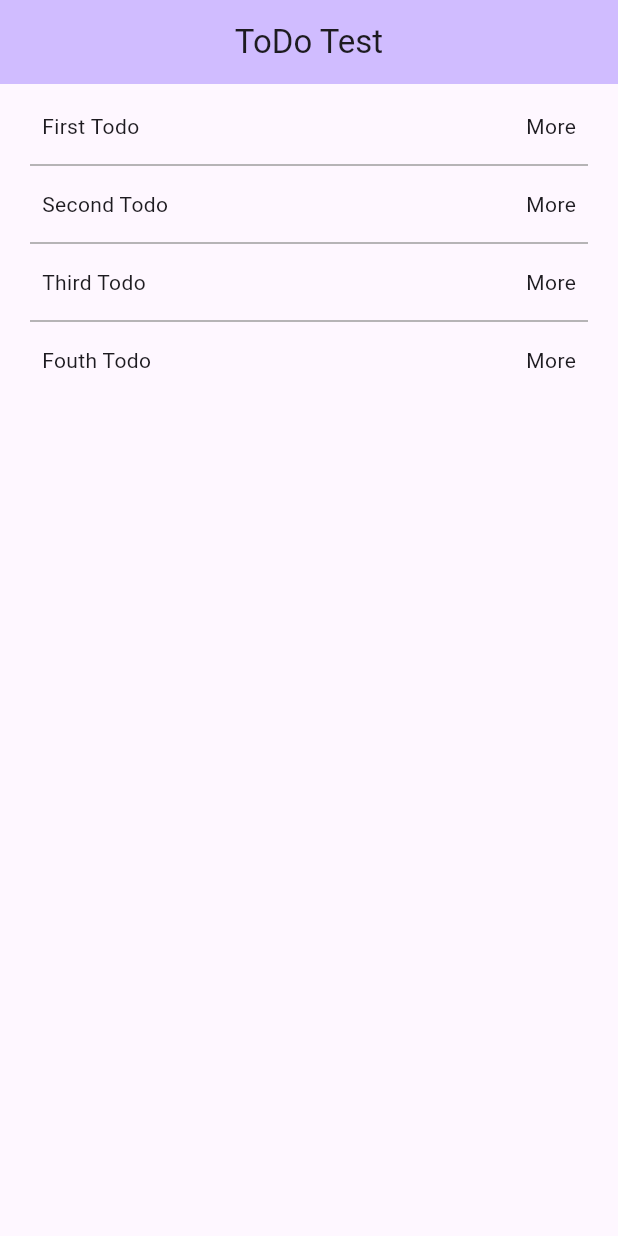
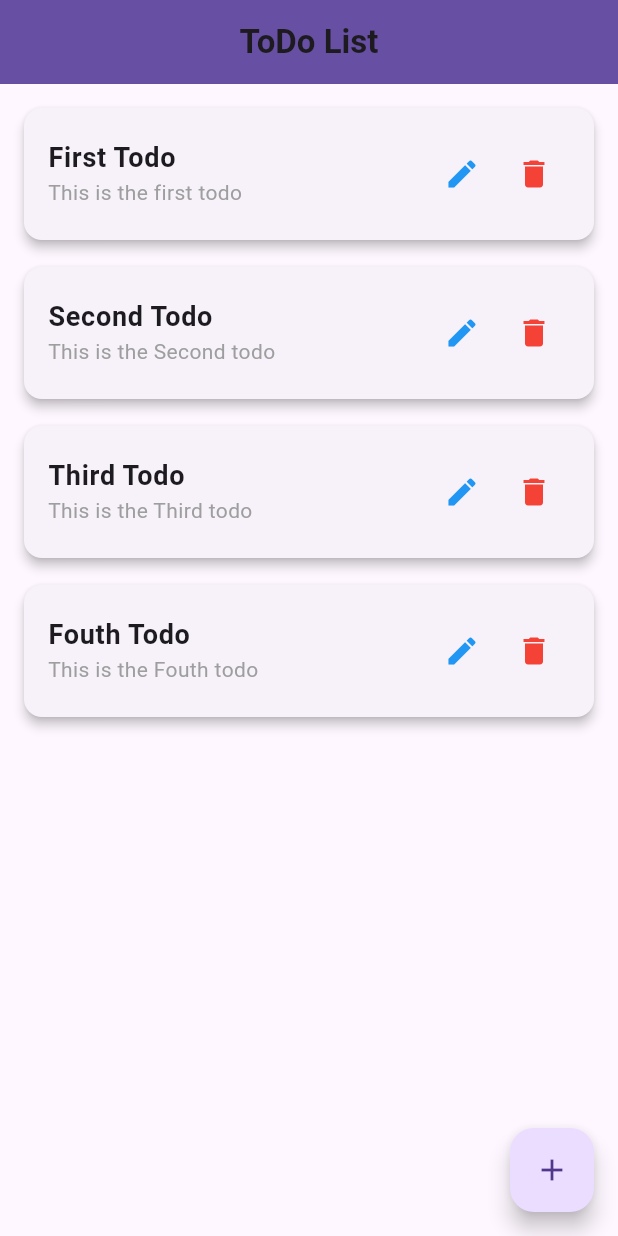
Before and after one commit to moseskamira/todo, a Flutter app: the screen it shows after launch, on a phone screen of 412 x 824 dp. Run offline on Flutter 3.47's test engine with Material 3 defaults, Android fonts, the phone set to English and light mode, and no system bars; our stand-ins replace google_fonts, sizer.

Commit message:
Improve Home page

```diff
--- a/lib/pages/home_page.dart
+++ b/lib/pages/home_page.dart
@@ -5,73 +5,109 @@ import 'package:todo/routes/route_name.dart';
 import 'package:todo/view_model/todos_provider.dart';
 
 class HomePage extends StatefulWidget {
-  const HomePage({super.key, e});
+  const HomePage({super.key});
 
   @override
-  State<HomePage> createState() => _MyHomePageState();
+  State<HomePage> createState() => _HomePageState();
 }
 
-class _MyHomePageState extends State<HomePage> {
-  @override
-  void initState() {
-    super.initState();
-  }
-
+class _HomePageState extends State<HomePage> {
   @override
   Widget build(BuildContext context) {
     final todoProvider = Provider.of<TodosProvider>(context);
     return Scaffold(
       appBar: AppBar(
-        backgroundColor: Theme.of(context).colorScheme.inversePrimary,
-        title: Text('ToDo Test'),
+        backgroundColor: Theme.of(context).colorScheme.primary,
+        title: const Text(
+          'ToDo List',
+          style: TextStyle(
+            fontWeight: FontWeight.bold,
+          ),
+        ),
         centerTitle: true,
       ),
       body: FutureBuilder<List<TodoModel>>(
         future: todoProvider.fetchTodos(),
         builder: (context, snapshot) {
           if (snapshot.connectionState == ConnectionState.waiting) {
-            return Center(
-              child: CircularProgressIndicator(),
+            return const Center(child: CircularProgressIndicator());
+          }
+          if (snapshot.hasError) {
+            return const Center(
+              child: Text(
+                'Could not load Todos',
+                style: TextStyle(color: Colors.red),
+              ),
             );
           }
-          if (snapshot.hasError) return Text('Could not load Todos');
-          if (!snapshot.hasData) return Text('No Todo Found');
+          if (!snapshot.hasData || snapshot.data!.isEmpty) {
+            return const Center(child: Text('No Todos Found'));
+          }
           List<TodoModel> myTodos = snapshot.data!;
           return Padding(
-            padding: const EdgeInsets.symmetric(
-              horizontal: 20,
-              vertical: 10.0,
-            ),
+            padding: const EdgeInsets.all(12.0),
             child: ListView.separated(
-              shrinkWrap: true,
               itemCount: myTodos.length,
               itemBuilder: (context, index) {
-                return Padding(
-                  padding: const EdgeInsets.all(8.0),
-                  child: Row(
-                    mainAxisAlignment: MainAxisAlignment.spaceBetween,
-                    children: [
-                      Text('${myTodos[index].title}'),
-                      GestureDetector(
-                        onTap: () {
-                          Navigator.of(context).pushNamed(
+                final todo = myTodos[index];
+
+                return Card(
+                  elevation: 3,
+                  shape: RoundedRectangleBorder(
+                    borderRadius: BorderRadius.circular(12),
+                  ),
+                  child: ListTile(
+                    contentPadding: const EdgeInsets.symmetric(
+                      horizontal: 16,
+                      vertical: 8,
+                    ),
+                    title: Text(
+                      todo.title ?? 'No Title',
+                      style: const TextStyle(
+                        fontSize: 18,
+                        fontWeight: FontWeight.w600,
+                      ),
+                    ),
+                    subtitle: Text(
+                      todo.description ?? 'No Description',
+                      style: const TextStyle(fontSize: 14, color: Colors.grey),
+                      maxLines: 2,
+                      overflow: TextOverflow.ellipsis,
+                    ),
+                    trailing: Row(
+                      mainAxisSize: MainAxisSize.min,
+                      children: [
+                        IconButton(
+                          icon: const Icon(Icons.edit, color: Colors.blue),
+                          onPressed: () {
+                            Navigator.of(context).pushNamed(
                               RouteName.todoDetailsScreen,
-                              arguments: {'todo': myTodos[index]});
-                        },
-                        child: Text('More'),
-                      ),
-                    ],
+                              arguments: {'todo': todo},
+                            );
+                          },
+                        ),
+                        IconButton(
+                          icon: const Icon(Icons.delete, color: Colors.red),
+                          onPressed: () {
+                            // todoProvider.deleteTodo(todo.id!);
+                          },
+                        ),
+                      ],
+                    ),
                   ),
                 );
               },
-              separatorBuilder: (context, index) => Divider(
-                color: Colors.grey, // Customize the separator
-                thickness: 1,
-              ),
+              separatorBuilder: (context, index) => const SizedBox(height: 10),
             ),
           );
         },
       ),
+      floatingActionButton: FloatingActionButton(
+        onPressed: () {
+          // Navigator.of(context).pushNamed(RouteName.addTodoScreen);
+        },
+        child: const Icon(Icons.add),
+      ),
     );
   }
 }
```
